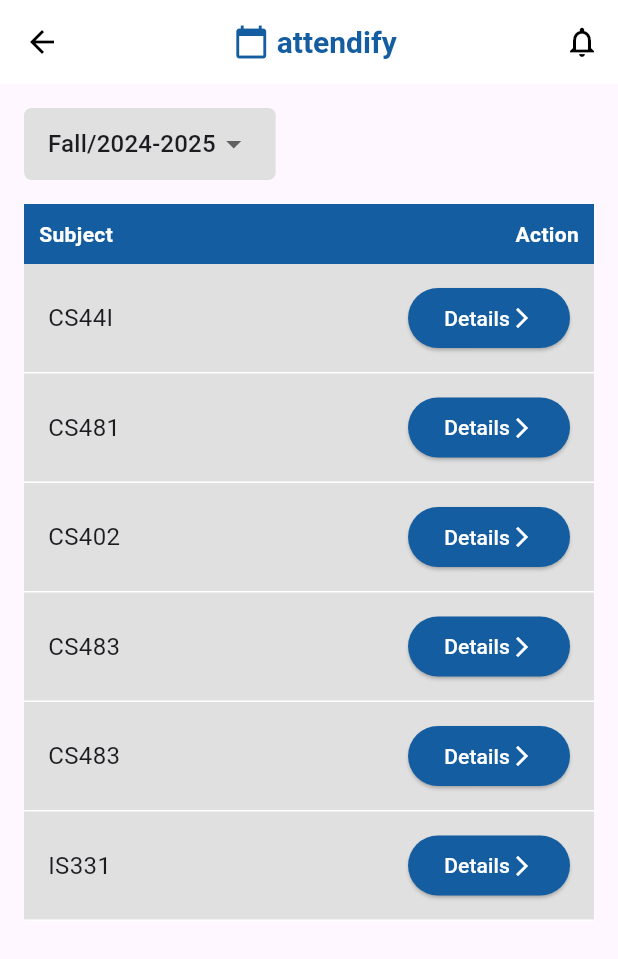
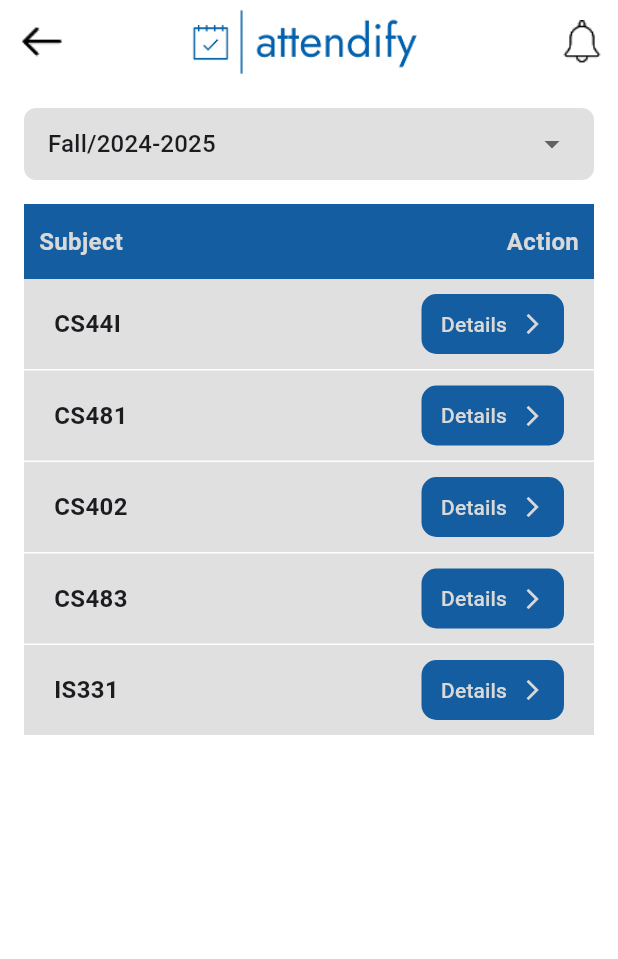
Before and after one commit to Raghadtarek/Grad_Project, a Flutter app: the AttendancePage screen opened by its route, on a phone screen of 412 x 824 dp. Shown: the top 959 px of the screen. Run offline on Flutter 3.47's test engine with Material 3 defaults, Android fonts, the phone set to English and light mode, and no system bars.

Commit message:
first push of the project

```diff
--- a/lib/Home Page/AttendancePage.dart
+++ b/lib/Home Page/AttendancePage.dart
@@ -1,35 +1,43 @@
 import 'package:flutter/material.dart';
 
-class AttendancePage extends StatelessWidget {
+class AttendancePage extends StatefulWidget {
+  @override
+  _AttendancePageState createState() => _AttendancePageState();
+}
+
+class _AttendancePageState extends State<AttendancePage> {
+  String selectedTerm = 'Fall/2024-2025'; // Default selected value
+
   @override
   Widget build(BuildContext context) {
     return Scaffold(
+      backgroundColor: Colors.white,
       appBar: AppBar(
         backgroundColor: Colors.white,
         elevation: 0,
         leading: IconButton(
-          icon: Icon(Icons.arrow_back, color: Colors.black),
-          onPressed: () {},
+          icon: Image.asset(
+            'assets/imgs/back (1) 1.png',
+            width: 30,
+            height: 31,
           ),
-        title: Row(
-          mainAxisAlignment: MainAxisAlignment.center,
-          children: [
-            Icon(Icons.calendar_today, color: Color(0xFF145DA0)),
-            SizedBox(width: 5),
-            Text(
-              "attendify",
-              style: TextStyle(
-                color: Color(0xFF145DA0),
-                fontSize: 20,
-                fontWeight: FontWeight.bold,
+          onPressed: () {
+            Navigator.pop(context);
+          },
         ),
-            ),
-          ],
+        title: SizedBox(
+          height: 51,
+          width: 223,
+          child: Image.asset('assets/imgs/logo.png'),
         ),
         centerTitle: true,
         actions: [
           IconButton(
-            icon: Icon(Icons.notifications_none, color: Colors.black),
+            icon: Image.asset(
+              'assets/imgs/image 2.png',
+              width: 28,
+              height: 29,
+            ),
             onPressed: () {},
           ),
         ],
@@ -39,45 +47,56 @@ class AttendancePage extends StatelessWidget {
         child: Column(
           crossAxisAlignment: CrossAxisAlignment.start,
           children: [
+            // Dropdown Menu
             Container(
+              width: double.infinity,
               padding: EdgeInsets.symmetric(horizontal: 16.0),
               decoration: BoxDecoration(
                 color: Colors.grey[300],
-                borderRadius: BorderRadius.circular(5),
+                borderRadius: BorderRadius.circular(8), // Increased radius for better design
               ),
               child: DropdownButtonHideUnderline(
                 child: DropdownButton<String>(
-                  value: 'Fall/2024-2025',
-                  onChanged: (value) {},
+                  value: selectedTerm,
+                  onChanged: (value) {
+                    setState(() {
+                      selectedTerm = value!;
+                    });
+                  },
                   items: [
-                    DropdownMenuItem(
-                      value: 'Fall/2024-2025',
-                      child: Text('Fall/2024-2025'),
-                    ),
+                    DropdownMenuItem(value: 'Fall/2024-2025', child: Text('Fall/2024-2025')),
+                    DropdownMenuItem(value: 'Spring/2024', child: Text('Spring/2024')),
+                    DropdownMenuItem(value: 'Fall/2023-2024', child: Text('Fall/2023-2024')),
+                    DropdownMenuItem(value: 'Spring/2023', child: Text('Spring/2023')),
                   ],
                   icon: Icon(Icons.arrow_drop_down),
                 ),
               ),
             ),
             SizedBox(height: 16),
+
+            // Subject Header
             Container(
               color: Color(0xFF145DA0),
               padding: EdgeInsets.all(10),
+              height: 50,
               child: Row(
                 mainAxisAlignment: MainAxisAlignment.spaceBetween,
                 children: [
-                  Text("Subject", style: TextStyle(color: Colors.white, fontWeight: FontWeight.bold)),
-                  Text("Action", style: TextStyle(color: Colors.white, fontWeight: FontWeight.bold)),
+                  Text("Subject", style: TextStyle(color: Color(0xFFD9D9D9), fontWeight: FontWeight.bold, fontSize: 16)),
+                  Text("Action", style: TextStyle(color: Color(0xFFD9D9D9), fontWeight: FontWeight.bold, fontSize: 16)),
                 ],
               ),
             ),
+            SizedBox(height: 0),
+
+            // Subject List
             Expanded(
               child: ListView(
                 children: [
                   _buildRow("CS44I"),
                   _buildRow("CS481"),
                   _buildRow("CS402"),
-                  _buildRow("CS483"),
                   _buildRow("CS483"),
                   _buildRow("IS331"),
                 ],
@@ -89,9 +108,10 @@ class AttendancePage extends StatelessWidget {
     );
   }
 
+  // Function to Build Subject Row
   Widget _buildRow(String subject) {
     return Container(
-      padding: EdgeInsets.symmetric(horizontal: 16, vertical: 12),
+      padding: EdgeInsets.symmetric(horizontal: 20, vertical: 10),
       decoration: BoxDecoration(
         color: Colors.grey[300],
         border: Border(bottom: BorderSide(color: Colors.white)),
@@ -99,17 +119,31 @@ class AttendancePage extends StatelessWidget {
       child: Row(
         mainAxisAlignment: MainAxisAlignment.spaceBetween,
         children: [
-          Text(subject, style: TextStyle(fontSize: 16)),
-          ElevatedButton(
+          Text(subject, style: TextStyle(fontSize: 16,fontWeight: FontWeight.bold)),
+
+          // Square Container for Details Button
+          Container(
+            width: 95,  // Fixed width
+            height: 40, // Fixed height (making it a square)
+            decoration: BoxDecoration(
+              color: Color(0xFF145DA0),
+              borderRadius: BorderRadius.circular(10), // Rounded corners
+            ),
+            child: ElevatedButton(
               onPressed: () {},
               style: ElevatedButton.styleFrom(
-              backgroundColor: Color(0xFF145DA0),
+                backgroundColor: Colors.transparent, // Keep background from Container
+                shadowColor: Colors.transparent, // Remove shadow
+                padding: EdgeInsets.zero, // Remove default button padding
               ),
               child: Row(
+                mainAxisAlignment: MainAxisAlignment.center,
                 children: [
-                Text("Details", style: TextStyle(color: Colors.white)),
-                Icon(Icons.arrow_forward_ios, color: Colors.white, size: 16),
+                  Text("Details", style: TextStyle(color: Color(0xFFD9D9D9))),
+                  SizedBox(width: 9),
+                  Icon(Icons.arrow_forward_ios, color: Color(0xFFD9D9D9), size: 16),
                 ],
+              ),
             ),
           ),
         ],
--- a/pubspec.yaml
+++ b/pubspec.yaml
@@ -70,7 +70,7 @@ flutter:
   fonts:
     - family: Inter
       fonts:
-        - asset: assets/fonts/Inter-VariableFont_opsz,wght.ttf
+        - asset: assets/fonts/Roboto-VariableFont_wdth,wght.ttf
 
     # To add assets to your application, add an assets section, like this:
   # assets:
```
Also changed, not shown: assets/imgs/back (1) 1.png (added). Lines whose indentation alone changed are shown as unchanged.
